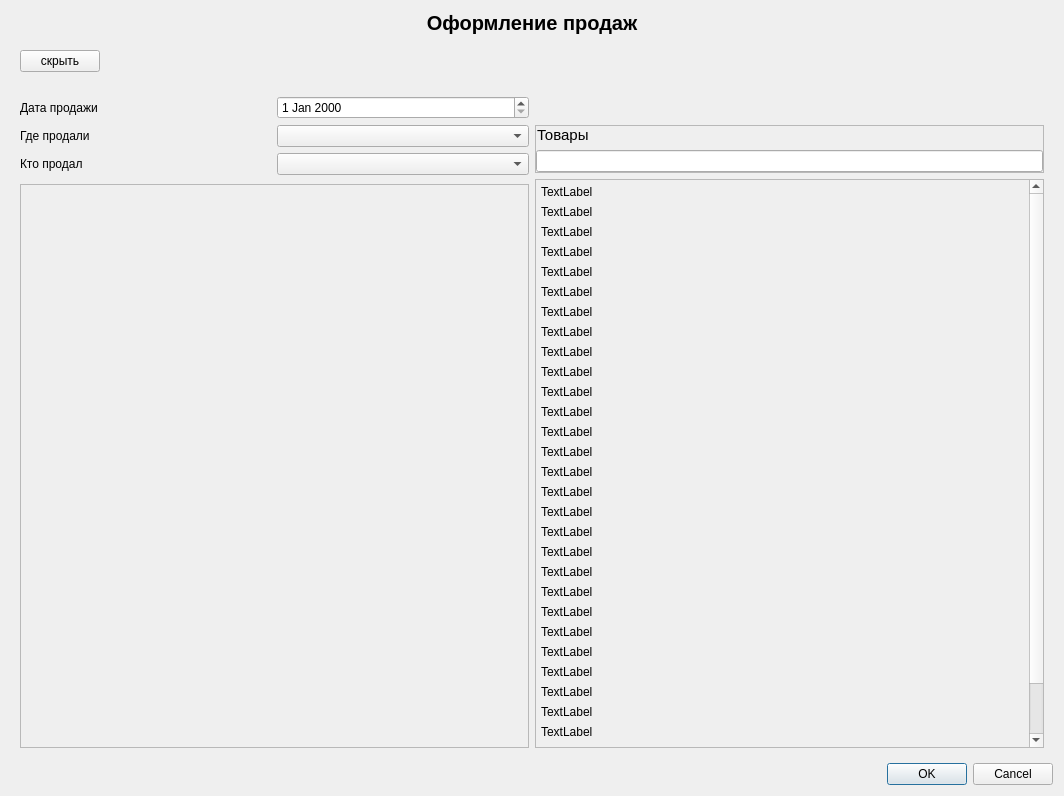
igol84/myproject, file prjstore/ui/qt/sale_registration.ui: the form before one commit.
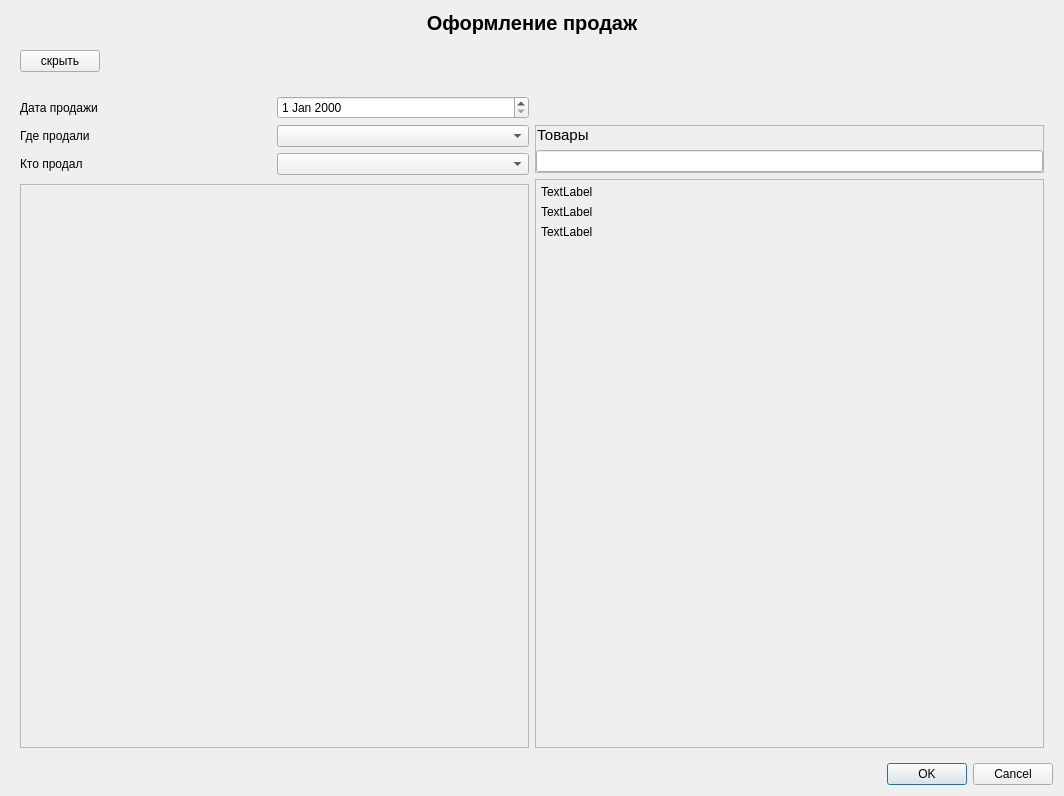
The form after the commit.

Commit message: clear layout

Diff of the .ui file:
```diff
--- a/prjstore/ui/qt/sale_registration.ui
+++ b/prjstore/ui/qt/sale_registration.ui
@@ -222,8 +222,8 @@
                <rect>
                 <x>0</x>
                 <y>0</y>
-                <width>491</width>
-                <height>593</height>
+                <width>508</width>
+                <height>569</height>
                </rect>
               </property>
               <property name="sizePolicy">
@@ -252,209 +252,6 @@
                  </property>
                 </widget>
                </item>
-               <item>
-                <widget class="QLabel" name="label_8">
-                 <property name="text">
-                  <string>TextLabel</string>
-                 </property>
-                </widget>
-               </item>
-               <item>
-                <widget class="QLabel" name="label_7">
-                 <property name="text">
-                  <string>TextLabel</string>
-                 </property>
-                </widget>
-               </item>
-               <item>
-                <widget class="QLabel" name="label_12">
-                 <property name="text">
-                  <string>TextLabel</string>
-                 </property>
-                </widget>
-               </item>
-               <item>
-                <widget class="QLabel" name="label_21">
-                 <property name="text">
-                  <string>TextLabel</string>
-                 </property>
-                </widget>
-               </item>
-               <item>
-                <widget class="QLabel" name="label_20">
-                 <property name="text">
-                  <string>TextLabel</string>
-                 </property>
-                </widget>
-               </item>
-               <item>
-                <widget class="QLabel" name="label_19">
-                 <property name="text">
-                  <string>TextLabel</string>
-                 </property>
-                </widget>
-               </item>
-               <item>
-                <widget class="QLabel" name="label_18">
-                 <property name="text">
-                  <string>TextLabel</string>
-                 </property>
-                </widget>
-               </item>
-               <item>
-                <widget class="QLabel" name="label_17">
-                 <property name="text">
-                  <string>TextLabel</string>
-                 </property>
-                </widget>
-               </item>
-               <item>
-                <widget class="QLabel" name="label_16">
-                 <property name="text">
-                  <string>TextLabel</string>
-                 </property>
-                </widget>
-               </item>
-               <item>
-                <widget class="QLabel" name="label_15">
-                 <property name="text">
-                  <string>TextLabel</string>
-                 </property>
-                </widget>
-               </item>
-               <item>
-                <widget class="QLabel" name="label_34">
-                 <property name="text">
-                  <string>TextLabel</string>
-                 </property>
-                </widget>
-               </item>
-               <item>
-                <widget class="QLabel" name="label_33">
-                 <property name="text">
-                  <string>TextLabel</string>
-                 </property>
-                </widget>
-               </item>
-               <item>
-                <widget class="QLabel" name="label_32">
-                 <property name="text">
-                  <string>TextLabel</string>
-                 </property>
-                </widget>
-               </item>
-               <item>
-                <widget class="QLabel" name="label_31">
-                 <property name="text">
-                  <string>TextLabel</string>
-                 </property>
-                </widget>
-               </item>
-               <item>
-                <widget class="QLabel" name="label_30">
-                 <property name="text">
-                  <string>TextLabel</string>
-                 </property>
-                </widget>
-               </item>
-               <item>
-                <widget class="QLabel" name="label_29">
-                 <property name="text">
-                  <string>TextLabel</string>
-                 </property>
-                </widget>
-               </item>
-               <item>
-                <widget class="QLabel" name="label_28">
-                 <property name="text">
-                  <string>TextLabel</string>
-                 </property>
-                </widget>
-               </item>
-               <item>
-                <widget class="QLabel" name="label_27">
-                 <property name="text">
-                  <string>TextLabel</string>
-                 </property>
-                </widget>
-               </item>
-               <item>
-                <widget class="QLabel" name="label_26">
-                 <property name="text">
-                  <string>TextLabel</string>
-                 </property>
-                </widget>
-               </item>
-               <item>
-                <widget class="QLabel" name="label_25">
-                 <property name="text">
-                  <string>TextLabel</string>
-                 </property>
-                </widget>
-               </item>
-               <item>
-                <widget class="QLabel" name="label_24">
-                 <property name="text">
-                  <string>TextLabel</string>
-                 </property>
-                </widget>
-               </item>
-               <item>
-                <widget class="QLabel" name="label_23">
-                 <property name="text">
-                  <string>TextLabel</string>
-                 </property>
-                </widget>
-               </item>
-               <item>
-                <widget class="QLabel" name="label_22">
-                 <property name="text">
-                  <string>TextLabel</string>
-                 </property>
-                </widget>
-               </item>
-               <item>
-                <widget class="QLabel" name="label_14">
-                 <property name="text">
-                  <string>TextLabel</string>
-                 </property>
-                </widget>
-               </item>
-               <item>
-                <widget class="QLabel" name="label_13">
-                 <property name="text">
-                  <string>TextLabel</string>
-                 </property>
-                </widget>
-               </item>
-               <item>
-                <widget class="QLabel" name="label_11">
-                 <property name="text">
-                  <string>TextLabel</string>
-                 </property>
-                </widget>
-               </item>
-               <item>
-                <widget class="QLabel" name="label_10">
-                 <property name="text">
-                  <string>TextLabel</string>
-                 </property>
-                </widget>
-               </item>
-               <item>
-                <widget class="QLabel" name="label_9">
-                 <property name="text">
-                  <string>TextLabel</string>
-                 </property>
-                </widget>
-               </item>
-               <item>
-                <widget class="QLabel" name="label_4">
-                 <property name="text">
-                  <string>TextLabel</string>
-                 </property>
-                </widget>
-               </item>
                <item>
                 <widget class="QLabel" name="label_5">
                  <property name="text">
@@ -462,6 +259,26 @@
                  </property>
                 </widget>
                </item>
+               <item>
+                <widget class="QLabel" name="label_4">
+                 <property name="text">
+                  <string>TextLabel</string>
+                 </property>
+                </widget>
+               </item>
+               <item>
+                <spacer name="verticalSpacer">
+                 <property name="orientation">
+                  <enum>Qt::Vertical</enum>
+                 </property>
+                 <property name="sizeHint" stdset="0">
+                  <size>
+                   <width>20</width>
+                   <height>40</height>
+                  </size>
+                 </property>
+                </spacer>
+               </item>
               </layout>
              </widget>
             </widget>
```
The commit also changes 4 other files.
